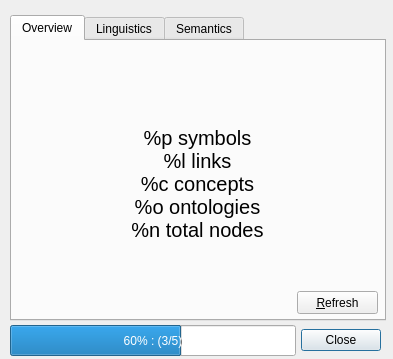
Before: the Qt Designer form visual/gui-wintermute/ui/configui.ui in thebulldog77/plugins, drawn with Qt 5.
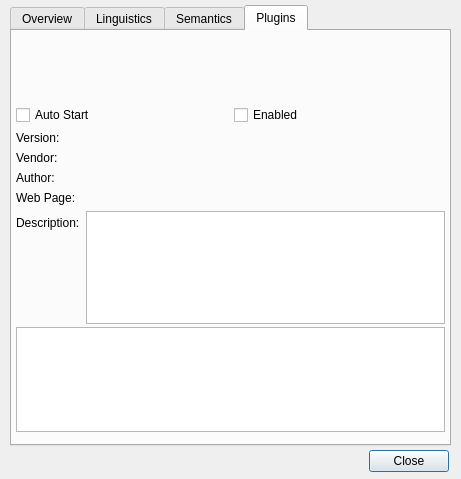
After: the same form once the commit is applied. The open tabs and pages were chosen to show the change. Icons and pictures are not drawn.

Commit message: Updated GUI to provide access to plug-ins, corrected nCurses, and updated NLUI code. * Can now edit the plug-ins that load on start. * Corrected loading of preferences window on opening. * Updated nCurses to expose itself properly. * Allowed nCurses to initialize. * Corrected NLUI plug-in information.

Patch:
```diff
--- a/visual/gui-wintermute/ui/configui.ui
+++ b/visual/gui-wintermute/ui/configui.ui
@@ -6,8 +6,8 @@
    <rect>
     <x>0</x>
     <y>0</y>
-    <width>393</width>
-    <height>359</height>
+    <width>461</width>
+    <height>479</height>
    </rect>
   </property>
   <property name="windowTitle">
@@ -23,9 +23,9 @@
   <widget class="QDialogButtonBox" name="buttonBox">
    <property name="geometry">
     <rect>
-     <x>210</x>
-     <y>327</y>
-     <width>171</width>
+     <x>8</x>
+     <y>448</y>
+     <width>441</width>
      <height>26</height>
     </rect>
    </property>
@@ -43,9 +43,9 @@
    <property name="geometry">
     <rect>
      <x>10</x>
-     <y>15</y>
-     <width>376</width>
-     <height>306</height>
+     <y>5</y>
+     <width>441</width>
+     <height>441</height>
     </rect>
    </property>
    <property name="currentIndex">
@@ -58,8 +58,8 @@
     <widget class="QPushButton" name="btnRefresh">
      <property name="geometry">
       <rect>
-       <x>285</x>
-       <y>250</y>
+       <x>348</x>
+       <y>376</y>
        <width>81</width>
        <height>23</height>
       </rect>
@@ -76,8 +76,8 @@
       <rect>
        <x>10</x>
        <y>15</y>
-       <width>351</width>
-       <height>256</height>
+       <width>417</width>
+       <height>385</height>
       </rect>
      </property>
      <property name="font">
@@ -472,34 +472,163 @@
      </property>
     </widget>
    </widget>
-  </widget>
-  <widget class="QProgressBar" name="progressBar">
-   <property name="geometry">
-    <rect>
-     <x>10</x>
-     <y>325</y>
-     <width>286</width>
-     <height>31</height>
-    </rect>
-   </property>
-   <property name="maximum">
-    <number>5</number>
-   </property>
-   <property name="value">
-    <number>3</number>
-   </property>
-   <property name="alignment">
-    <set>Qt::AlignLeading|Qt::AlignLeft|Qt::AlignVCenter</set>
-   </property>
-   <property name="invertedAppearance">
-    <bool>false</bool>
-   </property>
-   <property name="textDirection">
-    <enum>QProgressBar::TopToBottom</enum>
-   </property>
-   <property name="format">
-    <string>%p% : (%v/%m)</string>
-   </property>
+   <widget class="QWidget" name="tabPlugins">
+    <attribute name="title">
+     <string>Plugins</string>
+    </attribute>
+    <widget class="QListWidget" name="listWidgetPlugins">
+     <property name="geometry">
+      <rect>
+       <x>4</x>
+       <y>296</y>
+       <width>429</width>
+       <height>105</height>
+      </rect>
+     </property>
+    </widget>
+    <widget class="QWidget" name="formLayoutWidget_3">
+     <property name="geometry">
+      <rect>
+       <x>4</x>
+       <y>100</y>
+       <width>429</width>
+       <height>193</height>
+      </rect>
+     </property>
+     <layout class="QFormLayout" name="formLayout_2">
+      <item row="0" column="0">
+       <widget class="QLabel" name="label">
+        <property name="text">
+         <string>Version:</string>
+        </property>
+       </widget>
+      </item>
+      <item row="1" column="0">
+       <widget class="QLabel" name="label_2">
+        <property name="text">
+         <string>Vendor:</string>
+        </property>
+       </widget>
+      </item>
+      <item row="4" column="0">
+       <widget class="QLabel" name="label_3">
+        <property name="text">
+         <string>Description:</string>
+        </property>
+       </widget>
+      </item>
+      <item row="3" column="0">
+       <widget class="QLabel" name="label_4">
+        <property name="text">
+         <string>Web Page:</string>
+        </property>
+       </widget>
+      </item>
+      <item row="4" column="1">
+       <widget class="QTextEdit" name="txtDescription"/>
+      </item>
+      <item row="1" column="1">
+       <widget class="QLabel" name="lblVendor">
+        <property name="text">
+         <string/>
+        </property>
+       </widget>
+      </item>
+      <item row="0" column="1">
+       <widget class="QLabel" name="lblVersion">
+        <property name="text">
+         <string/>
+        </property>
+        <property name="scaledContents">
+         <bool>true</bool>
+        </property>
+        <property name="alignment">
+         <set>Qt::AlignRight|Qt::AlignTrailing|Qt::AlignVCenter</set>
+        </property>
+       </widget>
+      </item>
+      <item row="3" column="1">
+       <widget class="QLabel" name="lblWebPage">
+        <property name="text">
+         <string/>
+        </property>
+        <property name="alignment">
+         <set>Qt::AlignCenter</set>
+        </property>
+       </widget>
+      </item>
+      <item row="2" column="0">
+       <widget class="QLabel" name="label_5">
+        <property name="text">
+         <string>Author:</string>
+        </property>
+       </widget>
+      </item>
+      <item row="2" column="1">
+       <widget class="QLabel" name="lblAuthor">
+        <property name="text">
+         <string/>
+        </property>
+       </widget>
+      </item>
+     </layout>
+    </widget>
+    <widget class="QLabel" name="lblName">
+     <property name="geometry">
+      <rect>
+       <x>4</x>
+       <y>8</y>
+       <width>425</width>
+       <height>57</height>
+      </rect>
+     </property>
+     <property name="font">
+      <font>
+       <pointsize>14</pointsize>
+       <weight>75</weight>
+       <bold>true</bold>
+      </font>
+     </property>
+     <property name="text">
+      <string/>
+     </property>
+     <property name="scaledContents">
+      <bool>true</bool>
+     </property>
+     <property name="alignment">
+      <set>Qt::AlignCenter</set>
+     </property>
+     <property name="wordWrap">
+      <bool>true</bool>
+     </property>
+    </widget>
+    <widget class="QWidget" name="horizontalLayoutWidget">
+     <property name="geometry">
+      <rect>
+       <x>4</x>
+       <y>72</y>
+       <width>429</width>
+       <height>25</height>
+      </rect>
+     </property>
+     <layout class="QHBoxLayout" name="horizontalLayout">
+      <item>
+       <widget class="QCheckBox" name="checkBoxAutoStart">
+        <property name="text">
+         <string>Auto Start</string>
+        </property>
+       </widget>
+      </item>
+      <item>
+       <widget class="QCheckBox" name="checkBoxEnabled">
+        <property name="text">
+         <string>Enabled</string>
+        </property>
+       </widget>
+      </item>
+     </layout>
+    </widget>
+   </widget>
   </widget>
  </widget>
  <resources>
```
Left out of the diff: 51 changed lines with no effect on the pictures. The commit also changes 19 other files.
